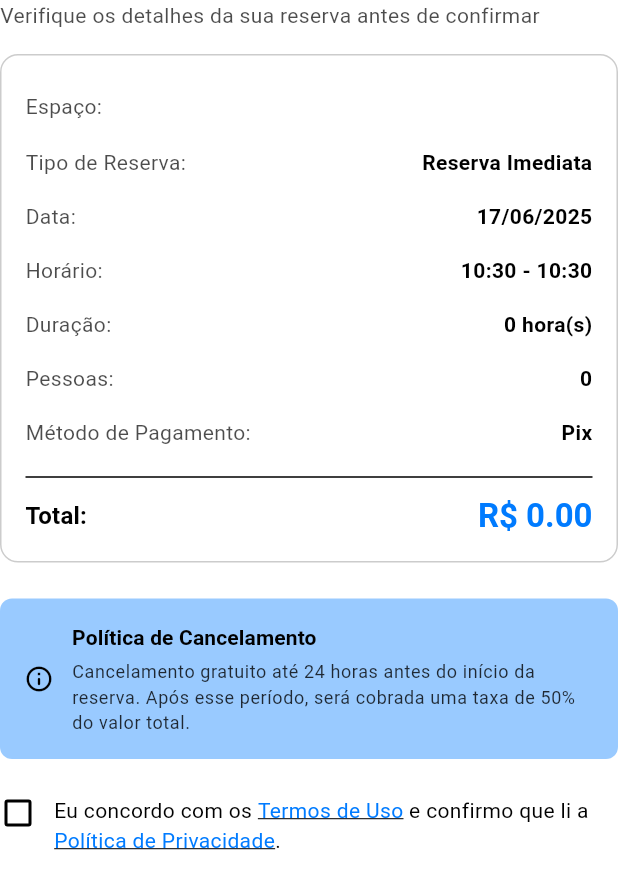
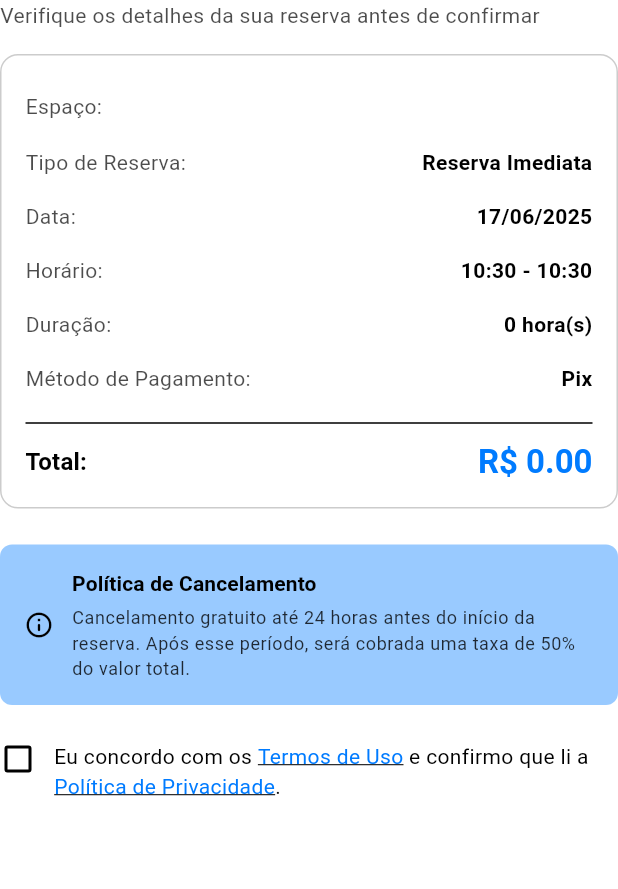
Before and after one commit to ElissonRochaa/MOBILE-25.1-COWORKING, a Flutter app: the BookingStep4 widget shown alone on an empty page, opened directly with empty values, on a phone screen of 412 x 824 dp. Shown: the top 889 px of the screen. Run offline on Flutter 3.47's test engine with Material 3 defaults, Android fonts, the phone set to English and light mode, and no system bars; our stand-ins replace dotted_border, flutter_secure_storage, font_awesome_flutter, image_picker, lottie, smooth_page_indicator; missing offline and left inert: jwt_decode; accounts and stored records are empty.

Commit message:
refactor(Bokingstep4): retirar quantidade de pessoas

```diff
--- a/wellspace/lib/views/widgets/BookingStep4.dart
+++ b/wellspace/lib/views/widgets/BookingStep4.dart
@@ -8,7 +8,6 @@ class BookingStep4 extends StatelessWidget {
   final DateTime selectedDate;
   final TimeOfDay startTime;
   final TimeOfDay endTime;
-  final int numberOfPeople;
   final String paymentMethod;
   final double total;
   final bool acceptedTerms;
@@ -20,7 +19,6 @@ class BookingStep4 extends StatelessWidget {
     required this.selectedDate,
     required this.startTime,
     required this.endTime,
-    required this.numberOfPeople,
     required this.paymentMethod,
     required this.total,
     required this.acceptedTerms,
@@ -65,7 +63,6 @@ class BookingStep4 extends StatelessWidget {
                   '${_formatTime(context, startTime)} - ${_formatTime(context, endTime)}'),
               _buildReviewRow(context, 'Duração:',
                   '${durationInHours.toStringAsFixed(1).replaceAll('.0', '')} hora(s)'),
-              _buildReviewRow(context, 'Pessoas:', '$numberOfPeople'),
               _buildReviewRow(context, 'Método de Pagamento:',
                   paymentMethod == 'credit' ? 'Cartão de Crédito' : 'Pix'),
               const Divider(height: 24),
```
